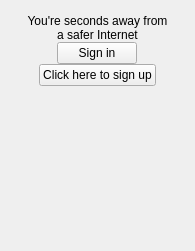
First picture: the form in ui/StartScreen.ui, repository demlabs-cellframe/dap-ui-sdk, before the edit.
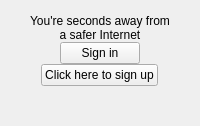
Second picture: the form after the edit.

Commit message: [*] Changed SignInScreen superclass to AdaptiveScreen; [+] Added SignInScreen::screenName(); [+] Added StartScreen::statesLinks() [*] Made StartScreen::statesLinks - static

Patch:
```diff
--- a/ui/StartScreen.ui
+++ b/ui/StartScreen.ui
@@ -5,13 +5,11 @@
   <property name="enabled">
    <bool>true</bool>
   </property>
-  <property name="geometry">
-   <rect>
-    <x>0</x>
-    <y>0</y>
-    <width>195</width>
-    <height>251</height>
-   </rect>
+  <property name="sizePolicy">
+   <sizepolicy hsizetype="Fixed" vsizetype="Fixed">
+    <horstretch>0</horstretch>
+    <verstretch>0</verstretch>
+   </sizepolicy>
   </property>
   <property name="windowTitle">
    <string>Form</string>
```
The commit also changes 4 other files.
